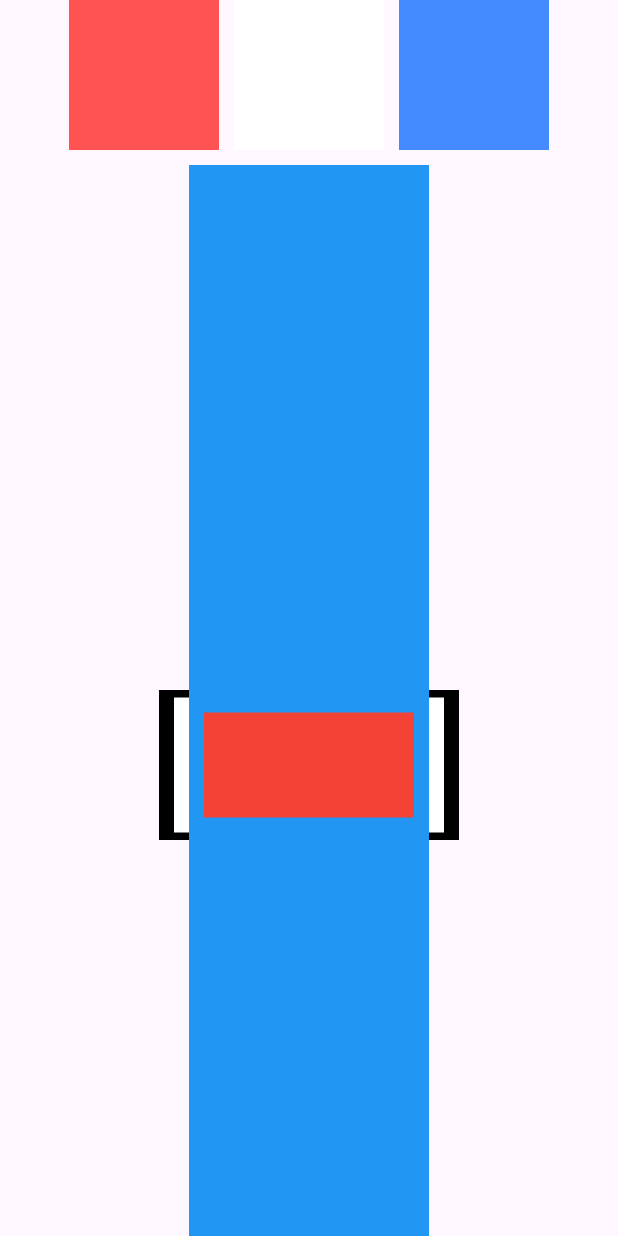
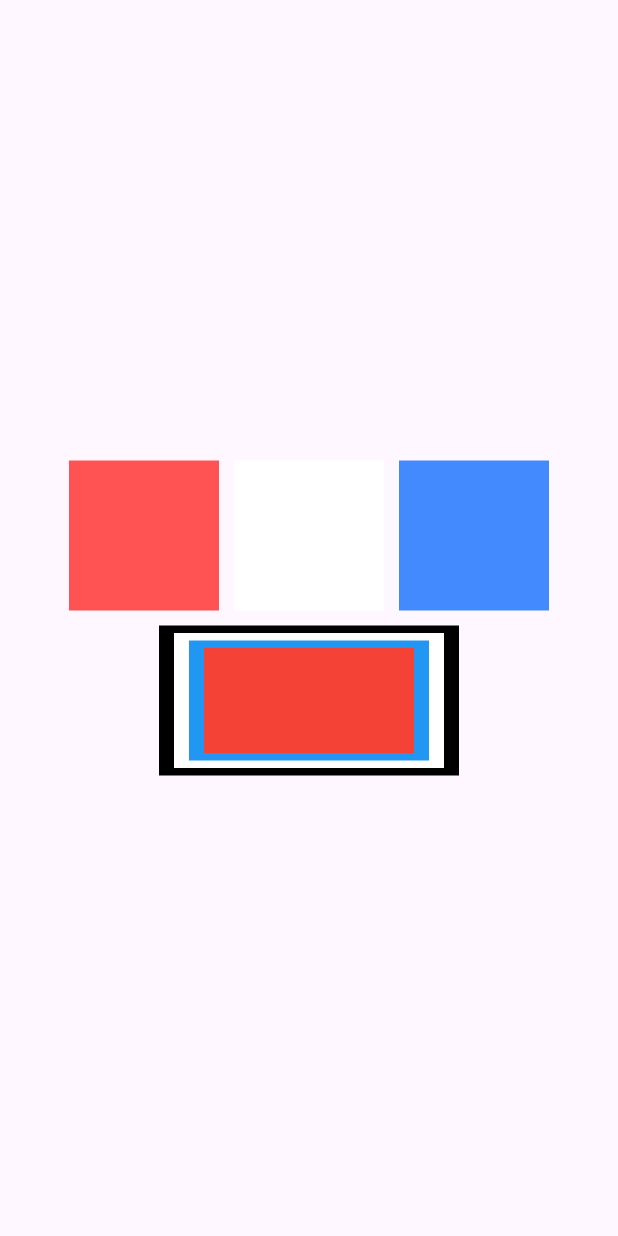
Before and after one commit to KreusnaBayu/exercise03, a Flutter app: the screen it shows after launch, on a phone screen of 412 x 824 dp. Run offline on Flutter 3.47's test engine with Material 3 defaults, Android fonts, the light colour scheme and no system bars.

Commit message:
perbaiki ukuran height

```diff
--- a/lib/stack.dart
+++ b/lib/stack.dart
@@ -48,7 +48,7 @@ class Content extends StatelessWidget {
                     color: Colors.white,
                   ),
                   Container(
-                    height: 800,
+                    height: 80,
                     width: 160,
                     color: Colors.blue,
                   ),
```
